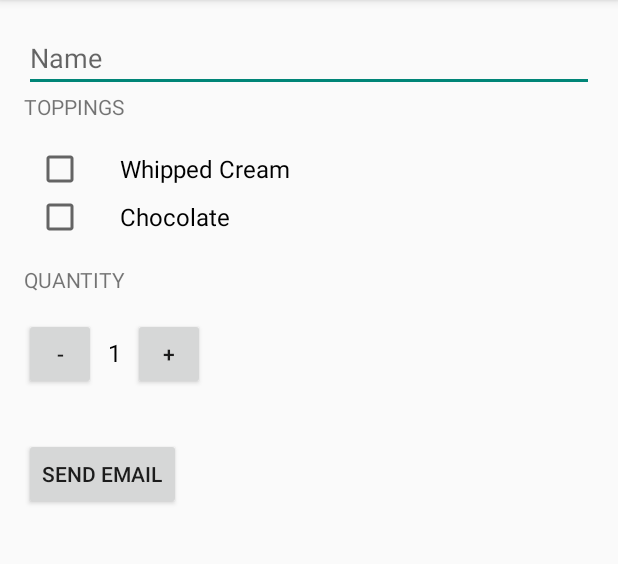
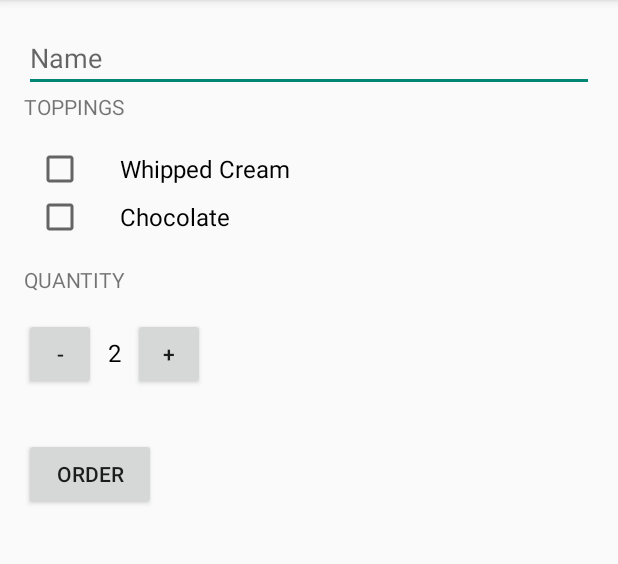
Before and after one commit to williamscs/JustJava, an Android app: the screen it shows after launch (MainActivity), on a phone screen of 412 x 824 dp, the part 84-648 px from its top. Run offline under Robolectric (Android 15) with nearby library versions, the phone set to English and light mode, and no system bars.

Commit message:
Move all strings to resources for translation purposes. Added Spanish translations.

```diff
--- a/app/src/main/res/layout/activity_main.xml
+++ b/app/src/main/res/layout/activity_main.xml
@@ -14,12 +14,12 @@
         android:layout_width="match_parent"
         android:layout_height="wrap_content"
         android:inputType="textCapWords"
-        android:hint="Name"
+        android:hint="@string/name"
         />
     <TextView
         android:layout_width="wrap_content"
         android:layout_height="wrap_content"
-        android:text="Toppings"
+        android:text="@string/toppings"
         android:textAllCaps="true"/>
     <LinearLayout
         android:layout_width="match_parent"
@@ -31,15 +31,17 @@
             android:layout_width="wrap_content"
             android:layout_height="wrap_content"
             android:paddingLeft="24dp"
+            android:paddingRight="24dp"
             android:textSize="16sp"
-            android:text="@string/whipped_cream_topping"
+            android:text="@string/whipped_cream"
             android:onClick="setHasWhippedCream"/>
         <CheckBox
             android:layout_width="wrap_content"
             android:layout_height="wrap_content"
             android:paddingLeft="24dp"
+            android:paddingRight="24dp"
             android:textSize="16sp"
-            android:text="@string/chocolate_topping"
+            android:text="@string/chocolate"
             android:onClick="setHasChocolate"/>
     </LinearLayout>
     <TextView
@@ -66,7 +68,7 @@
             android:layout_height="wrap_content"
             android:paddingLeft="8dp"
             android:paddingRight="8dp"
-            android:text="1" />
+            android:text="@string/initial_quantity_value" />
         <Button
             android:layout_width="48dp"
             android:layout_height="48dp"
@@ -77,7 +79,7 @@
         android:layout_width="wrap_content"
         android:layout_height="wrap_content"
         android:layout_marginTop="32dp"
-        android:text="Send Email"
+        android:text="@string/order"
         android:textAllCaps="true"
         android:onClick="sendOrderSummary"/>
 </LinearLayout>
--- a/app/src/main/res/values/strings.xml
+++ b/app/src/main/res/values/strings.xml
@@ -1,6 +1,17 @@
-<resources>
+<resources xmlns:xliff="urn:oasis:names:tc:xliff:document:1.2">
     <string name="app_name">Just Java</string>
-    <string name="chocolate_topping">Chocolate</string>
-    <string name="whipped_cream_topping">Whipped Cream</string>
+    <string name="name">Name</string>
+    <string name="order_summary_name">Name: </string>
+    <string name="toppings">Toppings</string>
+    <string name="chocolate">Chocolate</string>
+    <string name="order_summary_chocolate">Add chocolate topping?</string>
+    <string name="whipped_cream">Whipped Cream</string>
+    <string name="order_summary_whipped_cream">Add whipped cream?</string>
     <string name="quantity">Quantity</string>
+    <string name="initial_quantity_value">2</string>
+    <string name="order_summary_quantity">Quantity: </string>
+    <string name="order">Order</string>
+    <string name="thank_you">Thank you!</string>
+    <string name="order_summary_price">Total: <xliff:g id="price" example="$10">%s</xliff:g></string>
+    <string name="order_summary_email_subject">Just Java order for <xliff:g id="name" example="Amy">%s</xliff:g></string>
 </resources>
```
Also changed, not shown: app/src/main/java/com/example/android/justjava/MainActivity.java (+20 -14 lines), 1 other file.
